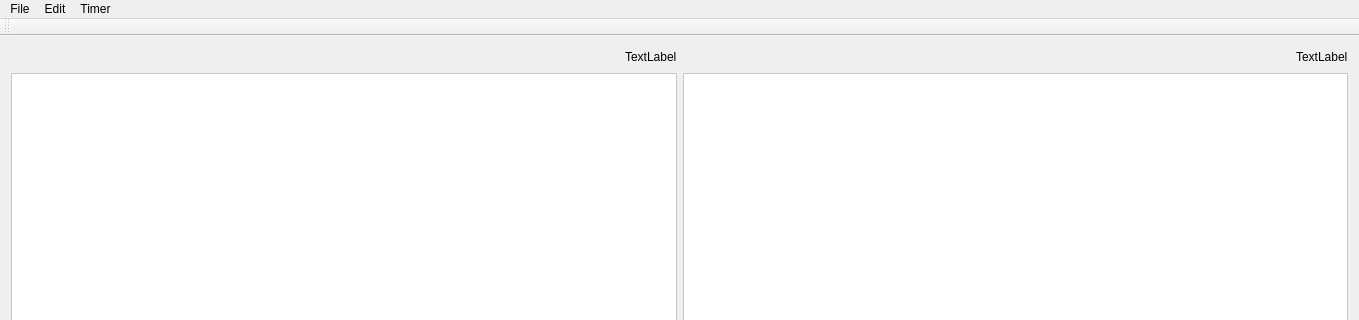
The window that DeepReader/deepreader.ui (shanalily/DeepReader) describes before a commit, drawn with Qt 5; both pictures show x 0 to 1359 and y 0 to 320 of the 1359 by 856 pixel window.
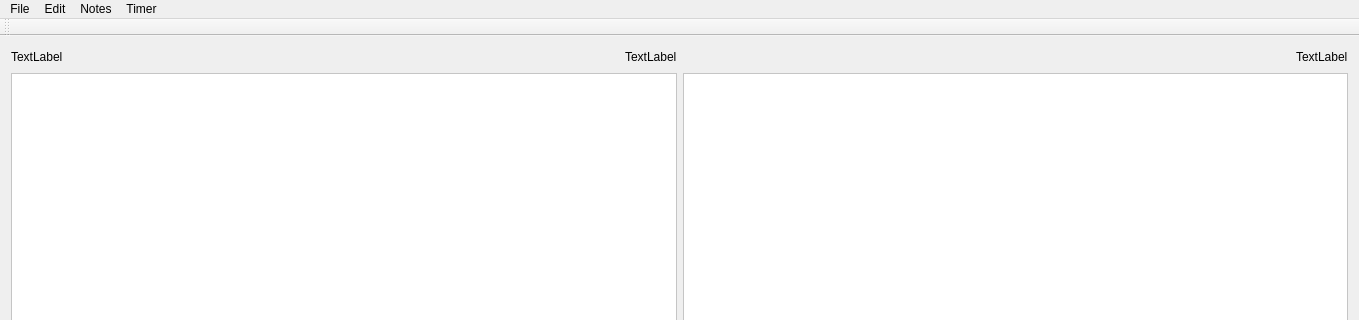
The same window after the commit. Icons and pictures are not drawn.

```diff
--- a/DeepReader/deepreader.ui
+++ b/DeepReader/deepreader.ui
@@ -281,6 +281,13 @@
       <property name="topMargin">
        <number>0</number>
       </property>
+      <item>
+       <widget class="QLabel" name="words_found">
+        <property name="text">
+         <string>TextLabel</string>
+        </property>
+       </widget>
+      </item>
       <item>
        <spacer name="horizontalSpacer_3">
         <property name="orientation">
@@ -569,8 +576,16 @@
     <addaction name="actionStart"/>
     <addaction name="actionStop"/>
    </widget>
+   <widget class="QMenu" name="menuNotes">
+    <property name="title">
+     <string>Notes</string>
+    </property>
+    <addaction name="actionChange_relevance_weight"/>
+    <addaction name="actionStop_Study_Session"/>
+   </widget>
    <addaction name="menuFile"/>
    <addaction name="menuEdit"/>
+   <addaction name="menuNotes"/>
    <addaction name="menuTimer"/>
   </widget>
   <action name="actionOpen">
```
Left out of the diff: 6 changed lines with no effect on the pictures.
